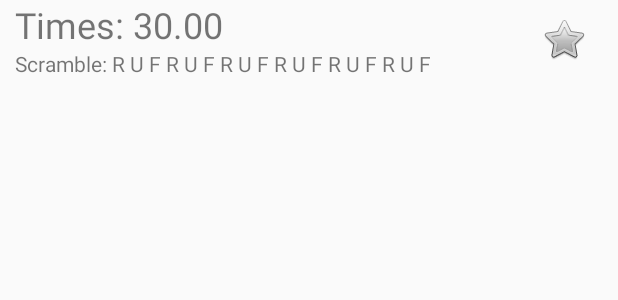
After one commit to IT114118/ITP4210-RubiksCubeTimer-Client, an Android app: the layout record_item.xml on its own in the app's theme, with its tools: preview values and no code run, on a phone screen of 412 x 824 dp. The commit adds this screen. Shown: the top 300 px of the screen. Run offline under Robolectric (Android 15) with nearby library versions, the phone set to English and light mode, and no system bars.

Commit message:
Create and Update things related to *Record*

```diff
--- /dev/null
+++ b/app/src/main/res/layout/record_item.xml
@@ -0,0 +1,56 @@
+<?xml version="1.0" encoding="utf-8"?>
+<LinearLayout
+    xmlns:android="http://schemas.android.com/apk/res/android" android:layout_width="match_parent"
+    android:layout_height="match_parent" android:orientation="horizontal">
+
+    <LinearLayout
+        android:layout_width="0dp"
+        android:layout_height="wrap_content"
+        android:orientation="vertical"
+        android:layout_marginLeft="10dp"
+        android:layout_weight="1"
+        android:layout_marginStart="10dp">
+
+        <LinearLayout
+            android:layout_width="match_parent"
+            android:layout_height="wrap_content"
+            android:orientation="horizontal">
+
+            <TextView
+                android:layout_width="wrap_content"
+                android:layout_height="wrap_content"
+                android:textSize="24dp"
+                android:text="Times: "/>
+
+            <TextView android:id="@+id/textView_Time"
+                android:layout_width="wrap_content"
+                android:layout_height="wrap_content"
+                android:textSize="24dp"
+                android:text="30.00"/>
+
+        </LinearLayout>
+
+        <LinearLayout
+            android:layout_width="match_parent"
+            android:layout_height="wrap_content"
+            android:orientation="horizontal">
+
+            <TextView
+                android:layout_width="wrap_content"
+                android:layout_height="wrap_content"
+                android:text="Scramble: "/>
+
+            <TextView android:id="@+id/textView_Scramble"
+                android:layout_width="wrap_content"
+                android:layout_height="wrap_content"
+                android:text="R U F R U F R U F R U F R U F R U F"/>
+
+        </LinearLayout>
+    </LinearLayout>
+
+    <CheckBox android:id="@+id/checkBox_Star"
+        android:button="@android:drawable/btn_star"
+        android:layout_width="52dp"
+        android:layout_height="52dp"
+        android:background="@android:color/transparent" />
+</LinearLayout>
```
Also changed, not shown: app/src/main/java/com/example/project4210/RecordActivity.java (+36 -0 lines), app/src/main/java/com/example/project4210/adapter/RecordAdapter.java (added, +66 -0 lines), app/src/main/java/com/example/project4210/handler/RecordHandler.java (+61 -2 lines), app/src/main/java/com/example/project4210/models/RecordModel.java (+11 -1 lines), app/src/main/res/layout/activity_record.xml (+23 -7 lines).
